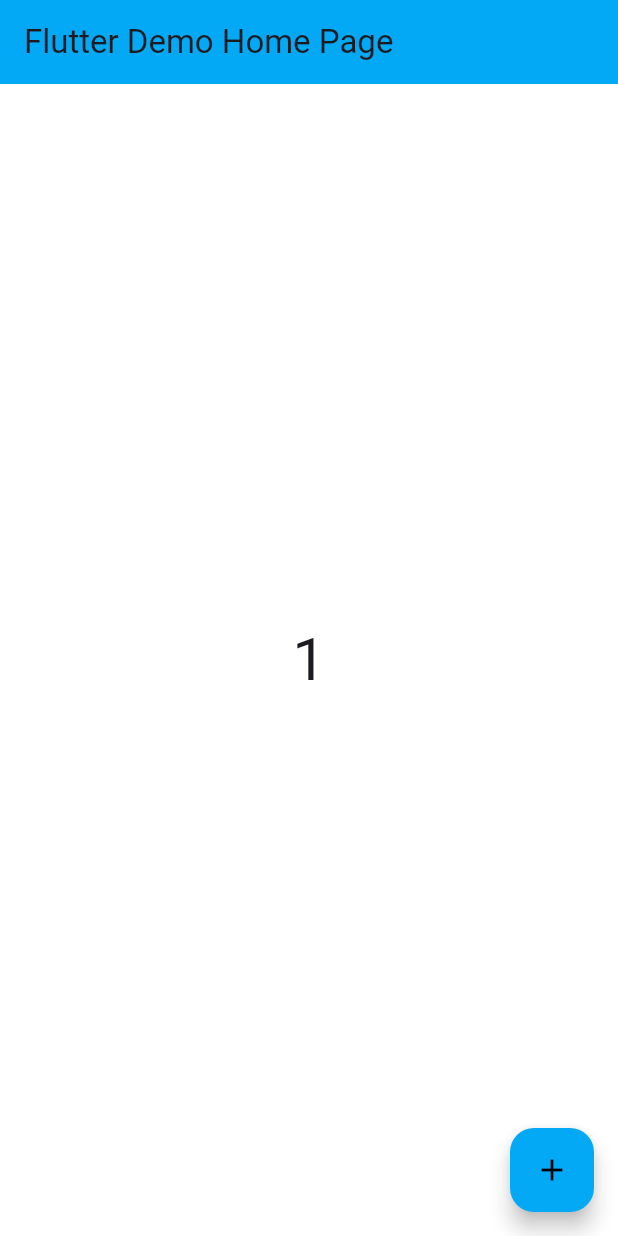
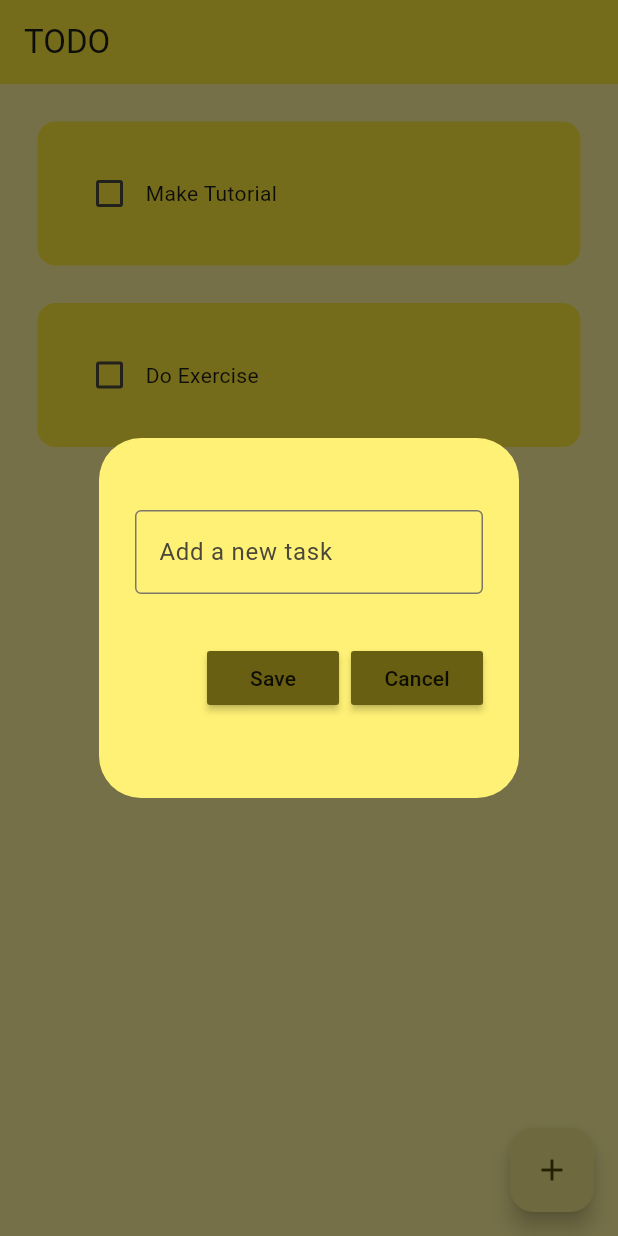
Before and after one commit to amalikrigger/gcoat_tutorial_session_1, a Flutter app: the screen it shows after launch, after a tap on the "add" icon, on a phone screen of 412 x 824 dp. Run offline on Flutter 3.47's test engine with Material 3 defaults, Android fonts, the phone set to English and light mode, and no system bars; drawn by our look-alikes of flutter_slidable; our stand-ins replace hive, hive_flutter; accounts and stored records are empty.

Commit message:
Adding Todo App

```diff
--- /dev/null
+++ b/lib/data/database.dart
@@ -0,0 +1,24 @@
+import 'package:hive/hive.dart';
+
+class TodoDatabase {
+  List todoList = [];
+  final _myBox = Hive.box('mybox');
+
+  createInitialData() {
+    todoList = [
+      ["Make Tutorial", false],
+      ["Do Exercise", false],
+    ];
+  }
+
+  void loadData() {
+    todoList = _myBox.get('TODOLIST');
+  }
+
+  void updateDatabase() {
+    _myBox.put(
+      "TODOLIST",
+      todoList,
+    );
+  }
+}
--- a/lib/main.dart
+++ b/lib/main.dart
@@ -1,17 +1,21 @@
 import 'package:flutter/material.dart';
 import 'package:gcoat_tutorial_session_1/pages/calculator.dart';
 import 'package:gcoat_tutorial_session_1/pages/calculator2.dart';
+import 'package:gcoat_tutorial_session_1/pages/experiment.dart';
 import 'package:gcoat_tutorial_session_1/pages/input.dart';
+import 'package:gcoat_tutorial_session_1/pages/todo.dart';
+import 'package:hive_flutter/hive_flutter.dart';
 
 import 'pages/counter.dart';
 
-void main() {
+void main() async {
+  await Hive.initFlutter();
+  var box = await Hive.openBox('mybox');
   runApp(const DemoApp());
-  print(1 * 3);
 }
 
 class MyApp extends StatelessWidget {
-  MyApp({super.key});
+  const MyApp({super.key});
 
   @override
   Widget build(BuildContext context) {
@@ -392,20 +396,21 @@ class MyApp extends StatelessWidget {
   }
 }
 
-class DemoApp extends StatefulWidget {
+class DemoApp extends StatelessWidget {
   const DemoApp({super.key});
 
-  @override
-  State<DemoApp> createState() => _DemoAppState();
-}
-
-class _DemoAppState extends State<DemoApp> {
   @override
   Widget build(BuildContext context) {
     return MaterialApp(
       debugShowCheckedModeBanner: false,
+      theme: ThemeData(
+        colorSchemeSeed: const Color(0xFFFFEB3B),
+        useMaterial3: true,
+      ),
       home: PageView(
         children: const [
+          Todo(),
+          Experiment(),
           Counter(),
           Calculator(),
           Input(),
--- /dev/null
+++ b/lib/pages/experiment.dart
@@ -0,0 +1,33 @@
+import 'package:flutter/material.dart';
+
+class Experiment extends StatelessWidget {
+  const Experiment({super.key});
+
+  @override
+  Widget build(BuildContext context) {
+    return Scaffold(
+        backgroundColor: Colors.lightBlue,
+        body: Center(
+          child: Stack(
+            alignment: Alignment.center,
+            children: [
+              Container(
+                height: 300,
+                width: 300,
+                color: Colors.lightBlue[800],
+              ),
+              Container(
+                height: 200,
+                width: 200,
+                color: Colors.lightBlue[700],
+              ),
+              Container(
+                height: 100,
+                width: 100,
+                color: Colors.lightBlue[600],
+              ),
+            ],
+          ),
+        ),);
+  }
+}
--- /dev/null
+++ b/lib/pages/todo.dart
@@ -0,0 +1,94 @@
+import 'package:flutter/material.dart';
+import 'package:gcoat_tutorial_session_1/data/database.dart';
+import 'package:gcoat_tutorial_session_1/util/dialog_box.dart';
+import 'package:hive/hive.dart';
+
+import '../util/todo_tile.dart';
+
+class Todo extends StatefulWidget {
+  const Todo({super.key});
+
+  @override
+  State<Todo> createState() => _TodoState();
+}
+
+class _TodoState extends State<Todo> {
+  final _controller = TextEditingController();
+  TodoDatabase db = TodoDatabase();
+  final _myBox = Hive.box('mybox');
+
+  @override
+  void initState() {
+    if (_myBox.get("TODOLIST") == null) {
+      db.createInitialData();
+    } else {
+      db.loadData();
+    }
+    super.initState();
+  }
+
+  void checkboxChanged(bool? value, int index) {
+    setState(() {
+      db.todoList[index][1] = !db.todoList[index][1];
+    });
+    db.updateDatabase();
+  }
+
+  void saveNewTask() {
+    setState(() {
+      db.todoList.add([_controller.text, false]);
+      _controller.clear();
+    });
+    Navigator.pop(context);
+    db.updateDatabase();
+  }
+
+  void createNewTask() {
+    showDialog(
+      context: context,
+      builder: (context) {
+        return DialogBox(
+          controller: _controller,
+          onSave: saveNewTask,
+          onCancel: () => Navigator.pop(context),
+        );
+      },
+    );
+  }
+
+  void deleteTask(int index) {
+    setState(() {
+      db.todoList.removeAt(index);
+    });
+    db.updateDatabase();
+  }
+
+  @override
+  Widget build(BuildContext context) {
+    return Scaffold(
+      backgroundColor: Colors.yellow[200],
+      appBar: AppBar(
+        title: const Text('TODO'),
+        elevation: 0,
+        backgroundColor: Colors.yellow,
+      ),
+      floatingActionButton: FloatingActionButton(
+        onPressed: createNewTask,
+        child: const Icon(
+          Icons.add,
+        ),
+      ),
+      body: ListView.builder(
+        itemCount: db.todoList.length,
+        itemBuilder: (context, index) {
+          return TodoTile(
+            taskName: db.todoList[index][0],
+            taskCompleted: db.todoList[index][1],
+            onChanged: (value) => checkboxChanged(value, index),
+            deleteFunction: (context) => deleteTask(index),
+          );
+        },
+      ),
+    );
+  }
+}
--- /dev/null
+++ b/lib/util/dialog_box.dart
@@ -0,0 +1,52 @@
+import 'package:flutter/material.dart';
+
+import 'my_button.dart';
+
+class DialogBox extends StatelessWidget {
+  const DialogBox(
+      {super.key,
+      required this.controller,
+      required this.onSave,
+      required this.onCancel});
+
+  final VoidCallback onSave;
+  final VoidCallback onCancel;
+
+  final TextEditingController controller;
+
+  @override
+  Widget build(BuildContext context) {
+    return AlertDialog(
+      backgroundColor: Colors.yellow[300],
+      content: SizedBox(
+        height: 200,
+        child: Column(
+          mainAxisAlignment: MainAxisAlignment.spaceEvenly,
+          children: [
+            TextField(
+              controller: controller,
+              decoration: const InputDecoration(
+                border: OutlineInputBorder(),
+                hintText: "Add a new task",
+              ),
+            ),
+            Row(
+              mainAxisAlignment: MainAxisAlignment.end,
+              children: [
+                MyButton(
+                  text: "Save",
+                  onPressed: onSave,
+                ),
+                const SizedBox(width: 8),
+                MyButton(
+                  text: "Cancel",
+                  onPressed: onCancel,
+                ),
+              ],
+            ),
+          ],
+        ),
+      ),
+    );
+  }
+}
--- /dev/null
+++ b/lib/util/my_button.dart
@@ -0,0 +1,16 @@
+import 'package:flutter/material.dart';
+
+class MyButton extends StatelessWidget {
+  final String text;
+  final VoidCallback onPressed;
+  const MyButton({super.key, required this.text, required this.onPressed});
+
+  @override
+  Widget build(BuildContext context) {
+    return MaterialButton(
+      onPressed: onPressed,
+      color: Theme.of(context).primaryColor,
+      child: Text(text),
+    );
+  }
+}
--- /dev/null
+++ b/lib/util/todo_tile.dart
@@ -0,0 +1,61 @@
+import 'package:flutter/material.dart';
+import 'package:flutter_slidable/flutter_slidable.dart';
+
+class TodoTile extends StatelessWidget {
+  const TodoTile({
+    super.key,
+    required this.taskName,
+    required this.taskCompleted,
+    required this.onChanged,
+    required this.deleteFunction,
+  });
+
+  final String taskName;
+  final bool taskCompleted;
+  final Function(bool?)? onChanged;
+  final Function(BuildContext)? deleteFunction;
+
+  @override
+  Widget build(BuildContext context) {
+    return Padding(
+      padding: const EdgeInsets.only(left: 25, right: 25, top: 25),
+      child: Slidable(
+        endActionPane: ActionPane(
+          motion: const StretchMotion(),
+          children: [
+            SlidableAction(
+              onPressed: deleteFunction,
+              icon: Icons.delete,
+              backgroundColor: Colors.red.shade300,
+              borderRadius: BorderRadius.circular(12),
+            )
+          ],
+        ),
+        child: Container(
+          padding: const EdgeInsets.all(24),
+          decoration: BoxDecoration(
+            color: Colors.yellow,
+            borderRadius: BorderRadius.circular(12),
+          ),
+          child: Row(
+            children: [
+              Checkbox(
+                value: taskCompleted,
+                onChanged: onChanged,
+                activeColor: Colors.black,
+              ),
+              Text(
+                taskName,
+                style: TextStyle(
+                  decoration: taskCompleted
+                      ? TextDecoration.lineThrough
+                      : TextDecoration.none,
+                ),
+              ),
+            ],
+          ),
+        ),
+      ),
+    );
+  }
+}
```
Also changed, not shown: pubspec.yaml (+8 -2 lines), pubspec.lock, 6 other files.
